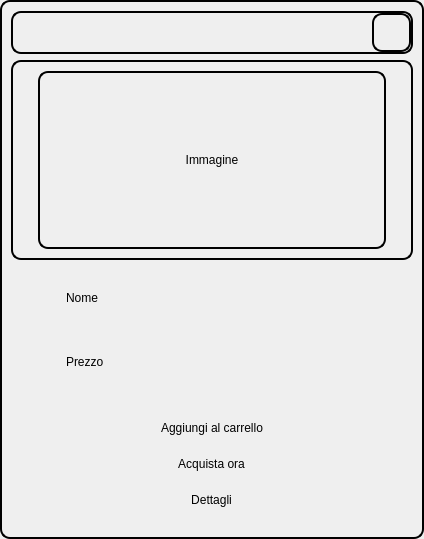
Above: projectIS/prodotto/view/vistaProdotto.ui from chritianchiappa/progetto_panificio before the change. Below: the same form after it.
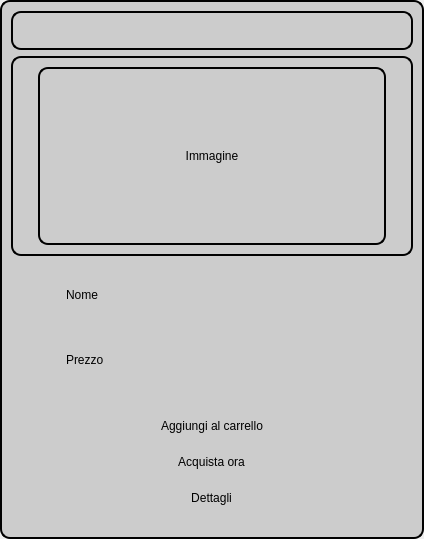
That is the form after the change. Icons and pictures are not drawn.

Diff of the .ui file:
```diff
--- a/projectIS/prodotto/view/vistaProdotto.ui
+++ b/projectIS/prodotto/view/vistaProdotto.ui
@@ -45,7 +45,9 @@
      </property>
      <property name="styleSheet">
       <string notr="true">border-radius:10px;
-border:2px solid black</string>
+border:2px solid black;
+color:black;
+background-color: rgb(204, 204, 204);</string>
      </property>
      <property name="frameShape">
       <enum>QFrame::StyledPanel</enum>
@@ -85,7 +87,10 @@
           <number>0</number>
          </property>
          <item alignment="Qt::AlignRight">
-          <widget class="QToolButton" name="toolButton">
+          <widget class="QToolButton" name="like_button">
+           <property name="styleSheet">
+            <string notr="true">border:none;</string>
+           </property>
            <property name="text">
             <string/>
            </property>
```
